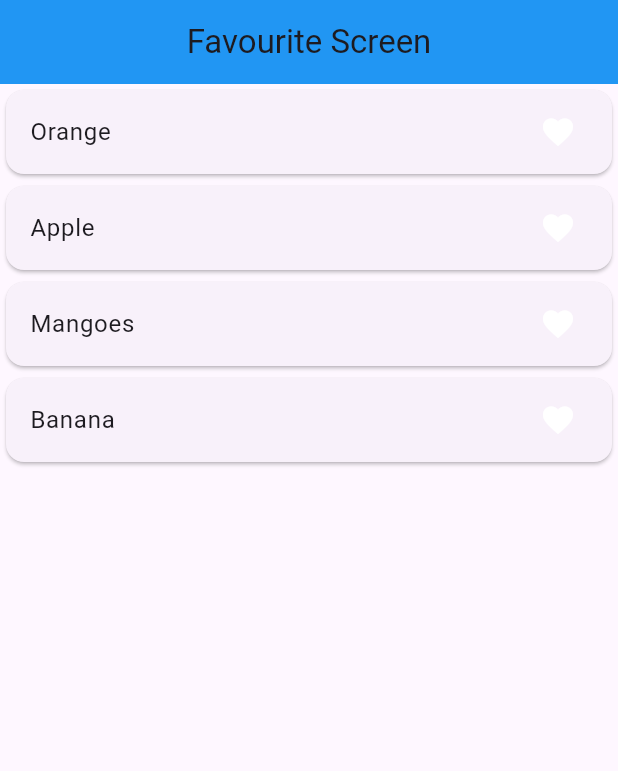
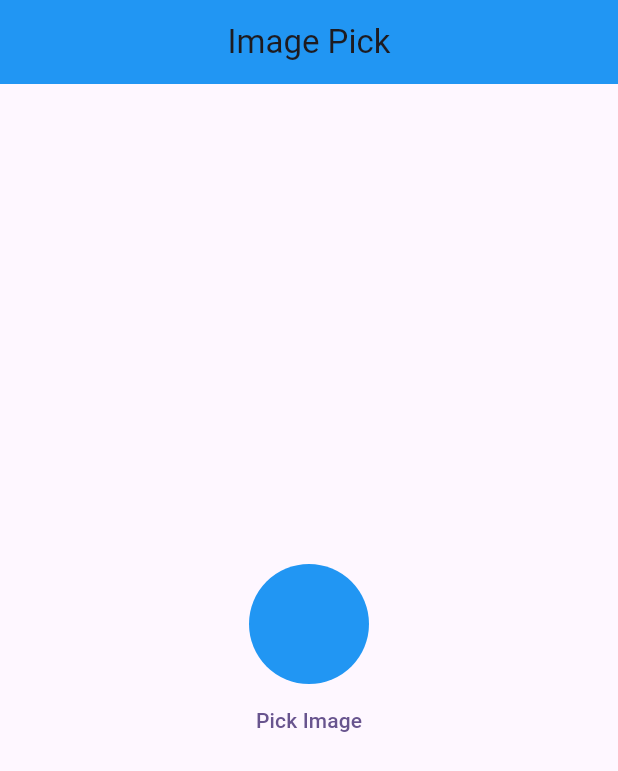
Before and after one commit to Qamar80/getx-state-management-yt, a Flutter app: the screen it shows after launch, on a phone screen of 412 x 824 dp. Shown: the top 771 px of the screen. Run offline on Flutter 3.47's test engine with Material 3 defaults, Android fonts, the phone set to English and light mode, and no system bars; our stand-ins replace get, image_picker.

Commit message:
add how pick image from camera or gallery with Getx

```diff
--- /dev/null
+++ b/lib/image_picker_screen.dart
@@ -0,0 +1,53 @@
+import 'dart:io';
+
+import 'package:flutter/material.dart';
+import 'package:get/get.dart';
+import 'package:get/get_core/src/get_main.dart';
+import 'package:getx_state_management/imge_picker_controller.dart';
+
+class ImagePickerScreen extends StatefulWidget {
+  const ImagePickerScreen({super.key});
+
+  @override
+  State<ImagePickerScreen> createState() => _ImagePickerScreenState();
+}
+
+class _ImagePickerScreenState extends State<ImagePickerScreen> {
+
+
+  ImagePickerController controller=Get.put(ImagePickerController());
+
+  @override
+  Widget build(BuildContext context) {
+    return Scaffold(
+      appBar: AppBar(
+        title: const Text('Image Pick'),
+        centerTitle: true,
+        backgroundColor: Colors.blue,
+      ),
+      body: Obx((){
+        return Column(
+          mainAxisAlignment: MainAxisAlignment.center,
+          crossAxisAlignment: CrossAxisAlignment.center,
+          children: [
+            Center(
+              child: CircleAvatar(
+                radius: 40,
+                backgroundColor: Colors.blue,
+                //when imagePath is isNotEmpty then show else null
+                backgroundImage: controller.imagePath.isNotEmpty ?
+                   // convert file
+                FileImage(File(controller.imagePath.toString())) :
+                    null
+              ),
+            ),
+            TextButton(onPressed: (){
+
+              controller.getImage();
+            }, child: Text('Pick Image'),)
+          ],
+        );
+      })
+    );
+  }
+}
--- /dev/null
+++ b/lib/imge_picker_controller.dart
@@ -0,0 +1,22 @@
+
+
+import 'package:get/get.dart';
+import 'package:image_picker/image_picker.dart';
+
+class ImagePickerController extends GetxController{
+//store image path
+  RxString imagePath=''.obs;
+
+
+  Future getImage()async{
+    //pick image from camera
+    final ImagePicker _picker=ImagePicker();
+    final image=await _picker.pickImage(source: ImageSource.camera);
+   // final image=await _picker.pickImage(source: ImageSource.gallery);
+    if(image !=null){
+      imagePath.value=image.path.toString();
+    }
+  }
+
+
+}
--- a/lib/main.dart
+++ b/lib/main.dart
@@ -3,6 +3,7 @@ import 'package:getx_state_management/example_three_screen.dart';
 import 'package:getx_state_management/example_two_screen.dart';
 import 'package:getx_state_management/favourite_screen.dart';
 import 'package:getx_state_management/home_screen.dart';
+import 'package:getx_state_management/image_picker_screen.dart';
 
 void main() {
   runApp(const MyApp());
@@ -24,7 +25,8 @@ class MyApp extends StatelessWidget {
      // home: HomeScreen(),
      // home: ExampleTwoScreen(),
      // home: ExampleThreeScreen(),
-      home: FavouriteScreen(),
+     // home: FavouriteScreen(),
+      home: ImagePickerScreen(),
     );
   }
 }
--- a/pubspec.yaml
+++ b/pubspec.yaml
@@ -36,6 +36,7 @@ dependencies:
   # Use with the CupertinoIcons class for iOS style icons.
   cupertino_icons: ^1.0.8
   get: ^4.6.6
+  image_picker: ^1.1.2
 
 dev_dependencies:
   flutter_test:
```
Also changed, not shown: pubspec.lock, 6 other files.
